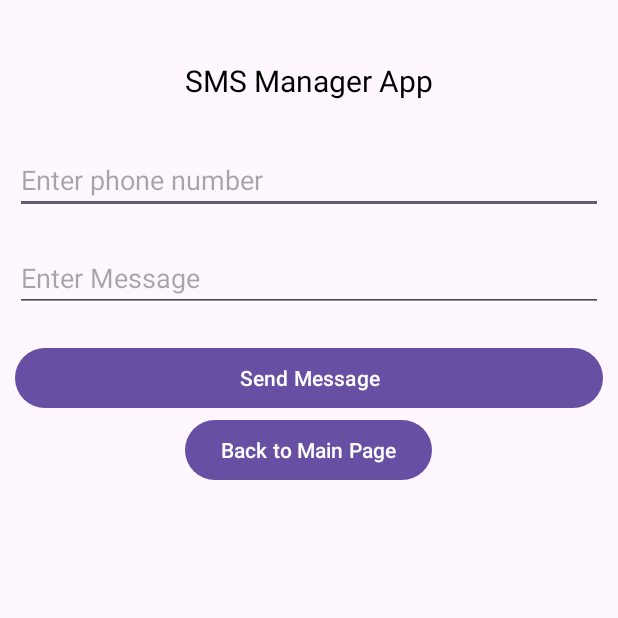
After one commit to PVP-project-K355/pvp_project, an Android app: the SmsSender screen opened directly, with no data from a screen before it, on a phone screen of 412 x 824 dp, the top half of it. The commit adds this screen. Run offline under Robolectric (Android 15) with nearby library versions, the phone set to English and light mode, and no system bars.

Commit message:
Prototype SMS function

```diff
--- a/app/build.gradle.kts
+++ b/app/build.gradle.kts
@@ -9,7 +9,7 @@ android {
 
     defaultConfig {
         applicationId = "app.app"
-        minSdk = 33
+        minSdk = 31
         targetSdk = 34
         versionCode = 1
         versionName = "1.0"
--- /dev/null
+++ b/app/src/main/java/app/app/SmsSender.kt
@@ -0,0 +1,67 @@
+package app.app
+
+import android.os.Bundle
+import android.telephony.SmsManager
+import android.widget.Button
+import android.widget.EditText
+import android.widget.Toast
+import androidx.activity.result.contract.ActivityResultContracts
+import androidx.appcompat.app.AppCompatActivity
+
+class SmsSender : AppCompatActivity() {
+
+    // on below line we are creating variable
+    // for edit text phone and message and button
+    lateinit var phoneEdt: EditText
+    lateinit var messageEdt: EditText
+    lateinit var sendMsgBtn: Button
+    lateinit var backButton: Button
+
+    override fun onCreate(savedInstanceState: Bundle?) {
+        super.onCreate(savedInstanceState)
+        setContentView(R.layout.activity_sms_temp)
+
+        // initializing variables of phone edt,
+        // message edt and send message btn.
+        phoneEdt = findViewById(R.id.idEdtPhone)
+        messageEdt = findViewById(R.id.idEdtMessage)
+        sendMsgBtn = findViewById(R.id.idBtnSendMessage)
+        backButton = findViewById(R.id.backButton)
+
+
+
+        // adding on click listener for send message button.
+        sendMsgBtn.setOnClickListener {
+
+            // on below line we are creating two
+            // variables for phone and message
+            val phoneNumber = phoneEdt.text.toString()
+            val message = messageEdt.text.toString()
+
+            // on the below line we are creating a try and catch block
+            try {
+
+                // on below line we are initializing sms manager.
+                //as after android 10 the getDefault function no longer works
+                //so we have to check that if our android version is greater
+                //than or equal toandroid version 6.0 i.e SDK 23
+                val smsManager:SmsManager = this.getSystemService(SmsManager::class.java)
+
+                // on below line we are sending text message.
+                smsManager.sendTextMessage(phoneNumber, null, message, null, null)
+
+                // on below line we are displaying a toast message for message send,
+                Toast.makeText(applicationContext, "Message Sent", Toast.LENGTH_LONG).show()
+
+            } catch (e: Exception) {
+
+                // on catch block we are displaying toast message for error.
+                Toast.makeText(applicationContext, e.message.toString(), Toast.LENGTH_LONG)
+                    .show()
+            }
+        }
+        backButton.setOnClickListener {
+            finish()
+        }
+    }
+}
--- /dev/null
+++ b/app/src/main/res/layout/activity_sms_temp.xml
@@ -0,0 +1,68 @@
+<?xml version="1.0" encoding="utf-8"?>
+<LinearLayout
+    xmlns:android="http://schemas.android.com/apk/res/android"
+    xmlns:tools="http://schemas.android.com/tools"
+    android:layout_width="match_parent"
+    android:layout_height="match_parent"
+    android:orientation="vertical"
+    tools:context=".SmsSender">
+
+    <!--on below line we are displaying a simple text view-->
+    <TextView
+        android:layout_width="match_parent"
+        android:layout_height="wrap_content"
+        android:layout_gravity="center"
+        android:layout_marginStart="10dp"
+        android:layout_marginTop="30dp"
+        android:layout_marginEnd="10dp"
+        android:padding="10dp"
+        android:text="SMS Manager App"
+        android:textAlignment="center"
+        android:textColor="@color/black"
+        android:textSize="20sp" />
+
+    <!--on below line we are creating a
+        simple edit text for phone number-->
+    <EditText
+        android:id="@+id/idEdtPhone"
+        android:layout_width="match_parent"
+        android:layout_height="wrap_content"
+        android:layout_marginStart="10dp"
+        android:layout_marginTop="20dp"
+        android:layout_marginEnd="10dp"
+        android:hint="Enter phone number"
+        android:inputType="phone" />
+
+    <!--on below line we are creating a
+        message edit text for message-->
+    <EditText
+        android:id="@+id/idEdtMessage"
+        android:layout_width="match_parent"
+        android:layout_height="wrap_content"
+        android:layout_marginStart="10dp"
+        android:layout_marginTop="20dp"
+        android:layout_marginEnd="10dp"
+        android:hint="Enter Message" />
+
+    <!--on below line we are creating
+        a button for sending message-->
+    <Button
+        android:id="@+id/idBtnSendMessage"
+        android:layout_width="match_parent"
+        android:layout_height="wrap_content"
+        android:layout_marginStart="10dp"
+        android:layout_marginTop="20dp"
+        android:layout_marginEnd="10dp"
+        android:padding="5dp"
+        android:text="Send Message"
+        android:textAllCaps="false" />
+
+    <Button
+        android:id="@+id/backButton"
+        android:layout_width="wrap_content"
+        android:layout_height="wrap_content"
+        android:layout_marginBottom="10dp"
+        android:layout_gravity="center_horizontal"
+        android:text="Back to Main Page" />
+
+</LinearLayout>
```
Also changed, not shown: app/src/main/AndroidManifest.xml (+12 -5 lines), app/src/main/java/app/app/MainActivity.kt (+32 -0 lines), app/src/main/res/layout/activity_main.xml (+7 -0 lines).
